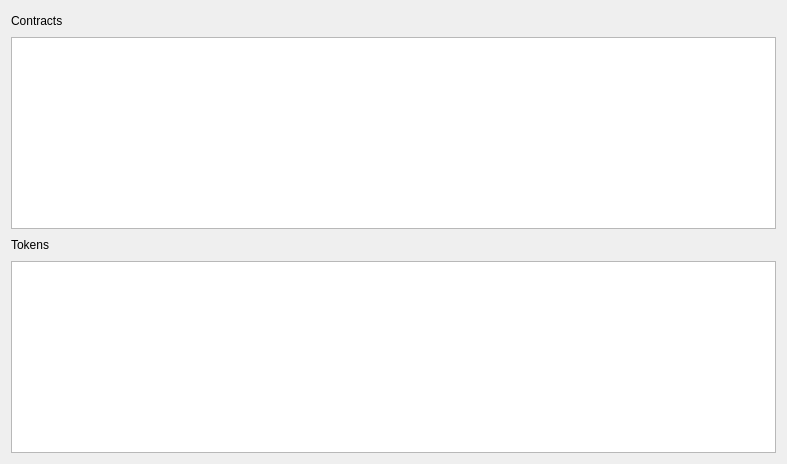
First picture: the form in src/qt/forms/contractsinfo.ui, repository qtumproject/qtum-enterprise, before the edit.
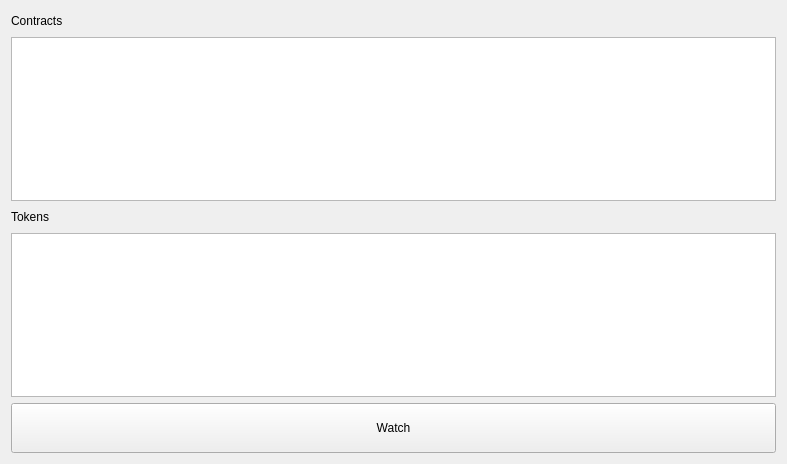
Second picture: the form after the edit.

Commit message: watch contracts/tokens

```diff
--- a/src/qt/forms/contractsinfo.ui
+++ b/src/qt/forms/contractsinfo.ui
@@ -68,6 +68,19 @@
    <item>
     <widget class="QTableView" name="tableViewTokensInfo"/>
    </item>
+   <item> 
+    <widget class="QPushButton" name="pushButtonWatch">
+     <property name="minimumSize">
+      <size>
+       <width>300</width>
+       <height>50</height>
+      </size>
+     </property>
+     <property name="text">
+      <string>Watch</string>
+     </property>
+    </widget>
+   </item>
   </layout>
  </widget>
  <layoutdefault spacing="6" margin="11"/>
```
The commit also changes 4 other files.
